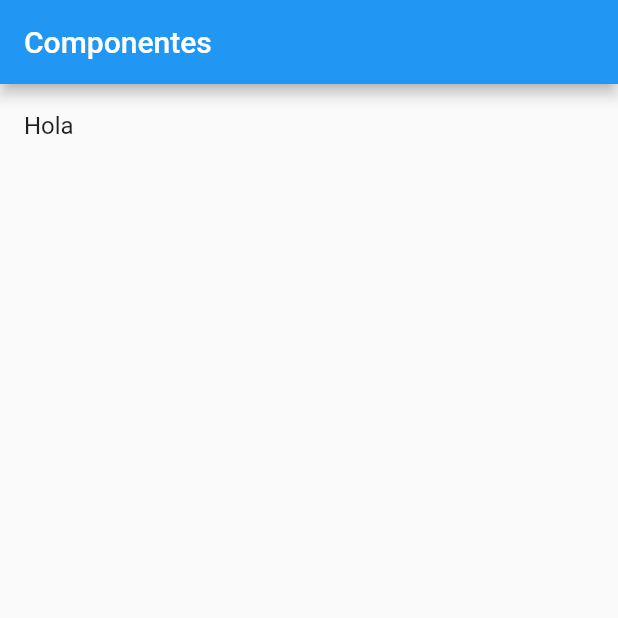
After one commit to VictorBejarano/6-Componentes, a Flutter app: the screen it shows after launch, on a phone screen of 412 x 824 dp, the top half of it. The commit adds this screen. Run offline on Flutter 3.47's test engine with Material 2 defaults, Android fonts, the phone set to English and light mode, and no system bars.

Commit message:
8 Pagina HomePage

```diff
--- a/lib/main.dart
+++ b/lib/main.dart
@@ -1,4 +1,4 @@
-import 'package:componentes/src/pages/home_temp.dart';
+import 'package:componentes/src/pages/home_page.dart';
 import 'package:flutter/material.dart';
 
 void main() => runApp(MyApp());
@@ -9,7 +9,7 @@ class MyApp extends StatelessWidget {
     return MaterialApp(
       title: 'Componentes App',
       debugShowCheckedModeBanner: false,
-      home: HomePageTemp(),
+      home: HomePage(),
     );
   }
 }
--- /dev/null
+++ b/lib/src/pages/home_page.dart
@@ -0,0 +1,29 @@
+import 'package:flutter/material.dart';
+
+class HomePage extends StatelessWidget {
+  const HomePage({Key key}) : super(key: key);
+
+  @override
+  Widget build(BuildContext context) {
+    return Scaffold(
+      appBar: AppBar(
+        title: Text('Componentes'),
+      ),
+      body: _lista(),
+    );
+  }
+
+  Widget _lista() {
+    return ListView(
+      children: _listaItems(),
+    );
+  }
+
+  List<Widget> _listaItems() {
+    return [
+      ListTile(
+        title: Text('Hola'),
+      )
+    ];
+  }
+}
```
